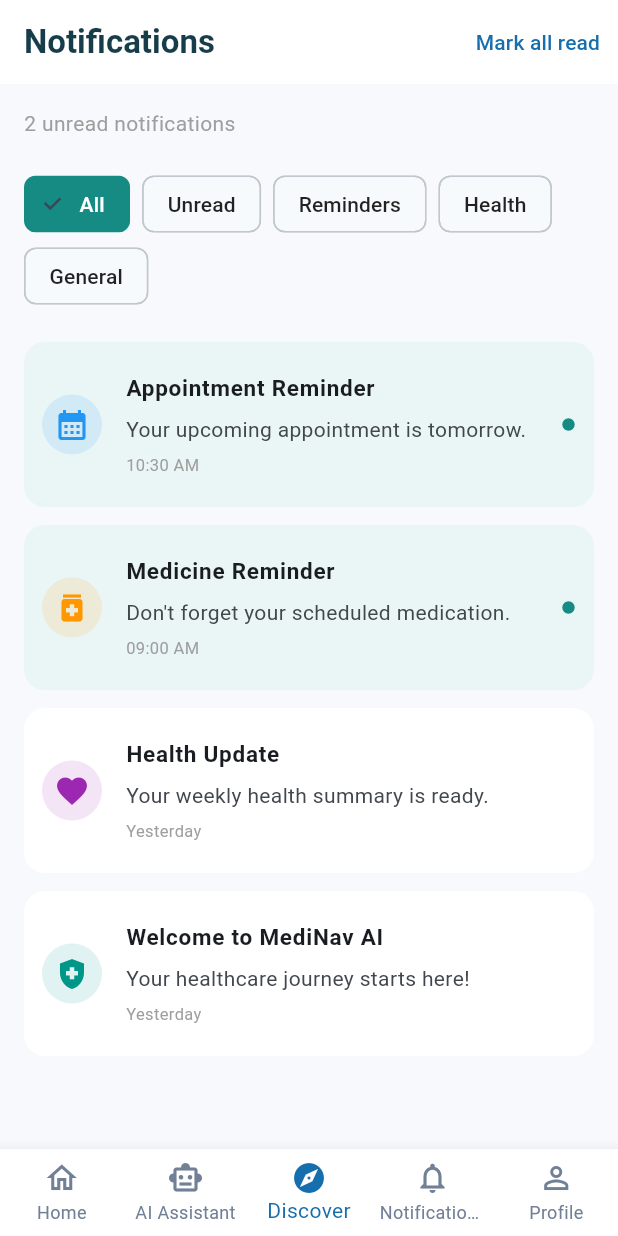
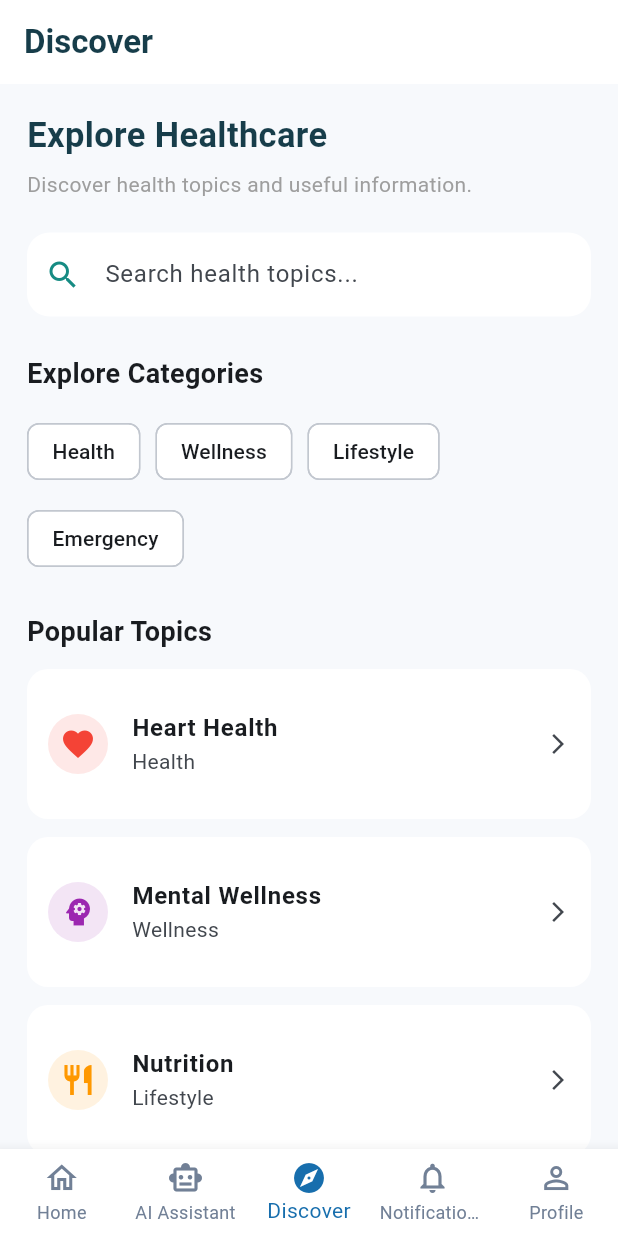
Before and after one commit to anash6162-del/Ai-Health-Navigator, a Flutter app: the HomeScreen screen opened directly, swiped to page 3, on a phone screen of 412 x 824 dp. Run offline on Flutter 3.47's test engine with Material 3 defaults, Android fonts, the phone set to English and light mode, and no system bars.

Commit message:
Add Discover and Notifications frontend

```diff
--- a/lib/core/theme/app_colors.dart
+++ b/lib/core/theme/app_colors.dart
@@ -1,5 +1,5 @@
 
-import 'package:material_ui/material_ui.dart';
+import 'package:flutter/material.dart';
 
 class AppColors {
   AppColors._();
--- a/lib/core/theme/app_theme.dart
+++ b/lib/core/theme/app_theme.dart
@@ -1,5 +1,5 @@
 
-import 'package:material_ui/material_ui.dart';
+import 'package:flutter/material.dart';
 import 'app_colors.dart';
 
 class AppTheme {
--- a/lib/features/ai_coordinator/screens/ai_coordinator_screen.dart
+++ b/lib/features/ai_coordinator/screens/ai_coordinator_screen.dart
@@ -1,5 +1,5 @@
 
-import 'package:material_ui/material_ui.dart';
+import 'package:flutter/material.dart';
 
 import '../../../core/theme/app_colors.dart';
 
--- a/lib/features/auth/screens/sign_in_screen.dart
+++ b/lib/features/auth/screens/sign_in_screen.dart
@@ -1,5 +1,5 @@
 import '../../home/screens/home_screen.dart';
-import 'package:material_ui/material_ui.dart';
+import 'package:flutter/material.dart';
 
 import '../../../core/theme/app_colors.dart';
 
--- a/lib/features/auth/screens/welcome_screen.dart
+++ b/lib/features/auth/screens/welcome_screen.dart
@@ -1,5 +1,5 @@
 
-import 'package:material_ui/material_ui.dart';
+import 'package:flutter/material.dart';
 
 import '../../../core/theme/app_colors.dart';
 import 'sign_in_screen.dart';
--- /dev/null
+++ b/lib/features/discover/screens/discover_screen.dart
@@ -0,0 +1,237 @@
+
+import 'package:flutter/material.dart';
+
+class DiscoverScreen extends StatefulWidget {
+  const DiscoverScreen({super.key});
+
+  @override
+  State<DiscoverScreen> createState() => _DiscoverScreenState();
+}
+
+class _DiscoverScreenState extends State<DiscoverScreen> {
+
+  String searchQuery = '';
+
+  final List<Map<String, dynamic>> topics = [
+    {
+      'title': 'Heart Health',
+      'category': 'Health',
+      'icon': Icons.favorite,
+      'color': Colors.red,
+    },
+    {
+      'title': 'Mental Wellness',
+      'category': 'Wellness',
+      'icon': Icons.psychology,
+      'color': Colors.purple,
+    },
+    {
+      'title': 'Nutrition',
+      'category': 'Lifestyle',
+      'icon': Icons.restaurant,
+      'color': Colors.orange,
+    },
+    {
+      'title': 'First Aid',
+      'category': 'Emergency',
+      'icon': Icons.medical_services,
+      'color': Colors.blue,
+    },
+    {
+      'title': 'Fitness',
+      'category': 'Lifestyle',
+      'icon': Icons.fitness_center,
+      'color': Colors.green,
+    },
+    {
+      'title': 'Sleep Health',
+      'category': 'Wellness',
+      'icon': Icons.bedtime,
+      'color': Colors.indigo,
+    },
+  ];
+
+  @override
+  Widget build(BuildContext context) {
+
+    final filteredTopics = topics.where((topic) {
+      return topic['title']
+          .toLowerCase()
+          .contains(searchQuery.toLowerCase());
+    }).toList();
+
+    return Scaffold(
+      backgroundColor: const Color(0xFFF7F9FC),
+
+      appBar: AppBar(
+        title: const Text(
+          'Discover',
+          style: TextStyle(
+            fontWeight: FontWeight.bold,
+            color: Color(0xFF173D4A),
+          ),
+        ),
+        backgroundColor: Colors.white,
+        elevation: 0,
+      ),
+
+      body: SingleChildScrollView(
+        padding: const EdgeInsets.all(18),
+
+        child: Column(
+          crossAxisAlignment: CrossAxisAlignment.start,
+          children: [
+
+            const Text(
+              'Explore Healthcare',
+              style: TextStyle(
+                fontSize: 23,
+                fontWeight: FontWeight.bold,
+                color: Color(0xFF173D4A),
+              ),
+            ),
+
+            const SizedBox(height: 6),
+
+            const Text(
+              'Discover health topics and useful information.',
+              style: TextStyle(color: Colors.grey),
+            ),
+
+            const SizedBox(height: 22),
+
+            // Search bar
+            TextField(
+              onChanged: (value) {
+                setState(() {
+                  searchQuery = value;
+                });
+              },
+
+              decoration: InputDecoration(
+                hintText: 'Search health topics...',
+                prefixIcon: const Icon(
+                  Icons.search,
+                  color: Color(0xFF168B83),
+                ),
+                filled: true,
+                fillColor: Colors.white,
+                border: OutlineInputBorder(
+                  borderRadius: BorderRadius.circular(15),
+                  borderSide: BorderSide.none,
+                ),
+              ),
+            ),
+
+            const SizedBox(height: 25),
+
+            const Text(
+              'Explore Categories',
+              style: TextStyle(
+                fontSize: 18,
+                fontWeight: FontWeight.bold,
+              ),
+            ),
+
+            const SizedBox(height: 15),
+
+            // Categories
+            Wrap(
+              spacing: 10,
+              runSpacing: 10,
+              children: [
+                'Health',
+                'Wellness',
+                'Lifestyle',
+                'Emergency',
+              ].map((category) {
+                return ActionChip(
+                  label: Text(category),
+                  backgroundColor: Colors.white,
+                  onPressed: () {
+                    setState(() {
+                      searchQuery = category;
+                    });
+                  },
+                );
+              }).toList(),
+            ),
+
+            const SizedBox(height: 25),
+
+            Text(
+              searchQuery.isEmpty
+                  ? 'Popular Topics'
+                  : 'Search Results',
+              style: const TextStyle(
+                fontSize: 18,
+                fontWeight: FontWeight.bold,
+              ),
+            ),
+
+            const SizedBox(height: 12),
+
+            if (filteredTopics.isEmpty)
+              const Padding(
+                padding: EdgeInsets.all(25),
+                child: Center(
+                  child: Text('No matching topics found'),
+                ),
+              ),
+
+            // Topic cards
+            ...filteredTopics.map((topic) {
+
+              return Card(
+                color: Colors.white,
+                elevation: 0,
+                margin: const EdgeInsets.only(bottom: 12),
+
+                shape: RoundedRectangleBorder(
+                  borderRadius: BorderRadius.circular(14),
+                ),
+
+                child: ListTile(
+                  contentPadding: const EdgeInsets.all(14),
+
+                  leading: CircleAvatar(
+                    backgroundColor:
+                    topic['color'].withOpacity(0.12),
+                    child: Icon(
+                      topic['icon'],
+                      color: topic['color'],
+                    ),
+                  ),
+
+                  title: Text(
+                    topic['title'],
+                    style: const TextStyle(
+                      fontWeight: FontWeight.bold,
+                    ),
+                  ),
+
+                  subtitle: Text(topic['category']),
+
+                  trailing: const Icon(
+                    Icons.arrow_forward_ios,
+                    size: 16,
+                  ),
+
+                  onTap: () {
+                    ScaffoldMessenger.of(context).showSnackBar(
+                      SnackBar(
+                        content: Text(
+                          '${topic['title']} selected',
+                        ),
+                      ),
+                    );
+                  },
+                ),
+              );
+            }),
+          ],
+        ),
+      ),
+    );
+  }
+}
--- a/lib/features/home/screens/home_screen.dart
+++ b/lib/features/home/screens/home_screen.dart
@@ -1,8 +1,9 @@
 
-import 'package:material_ui/material_ui.dart';
+import 'package:flutter/material.dart';
 
 import '../../../core/theme/app_colors.dart';
 import '../../ai_coordinator/screens/ai_coordinator_screen.dart';
+import '../../discover/screens/discover_screen.dart';
 import '../../notifications/screens/notification_screen.dart';
 import '../../profile/screens/profile_screen.dart';
 
@@ -48,6 +49,7 @@ class _HomeScreenState extends State<HomeScreen> {
             onOpenAiCoordinator: () => jumpToPage(1),
           ),
           const AiCoordinatorScreen(),
+          const DiscoverScreen(),
           const NotificationScreen(),
           const ProfileScreen(),
         ],
--- a/lib/features/notifications/screens/notification_screen.dart
+++ b/lib/features/notifications/screens/notification_screen.dart
@@ -1,5 +1,5 @@
 
-import 'package:material_ui/material_ui.dart';
+import 'package:flutter/material.dart';
 
 class NotificationScreen extends StatefulWidget {
   const NotificationScreen({super.key});
--- a/lib/features/profile/screens/profile_screen.dart
+++ b/lib/features/profile/screens/profile_screen.dart
@@ -1,5 +1,5 @@
 
-import 'package:material_ui/material_ui.dart';
+import 'package:flutter/material.dart';
 
 import '../../../core/theme/app_colors.dart';
 
--- a/lib/main.dart
+++ b/lib/main.dart
@@ -1,6 +1,5 @@
 
-import 'package:material_ui/material_ui.dart';
-
+import 'package:flutter/material.dart';
 import 'core/theme/app_theme.dart';
 import 'features/auth/screens/welcome_screen.dart';
 
--- a/pubspec.yaml
+++ b/pubspec.yaml
@@ -14,6 +14,7 @@ dependencies:
   material_ui: ^1.1.0
   cupertino_icons: ^1.0.8
 
+
 dev_dependencies:
   flutter_test:
     sdk: flutter
```
